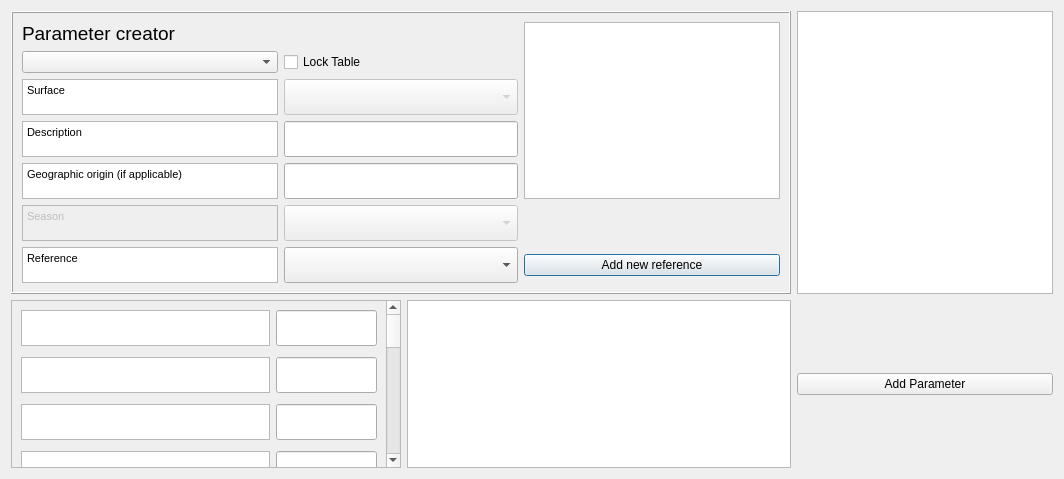
The window that tabs/parameter_creator_tab.ui (gusbacos/suews_database_manager) describes before a commit, drawn with Qt 5.
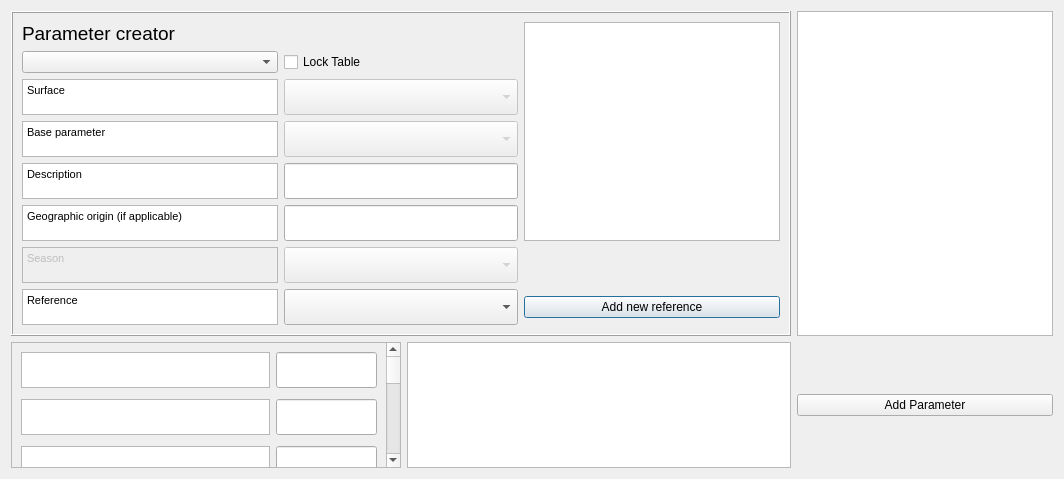
The same window after the commit. Custom widgets are drawn as their Qt base class.

```diff
--- a/tabs/parameter_creator_tab.ui
+++ b/tabs/parameter_creator_tab.ui
@@ -23,59 +23,6 @@
       <enum>QFrame::Raised</enum>
      </property>
      <layout class="QGridLayout" name="gridLayout_2">
-      <item row="0" column="2" rowspan="5">
-       <widget class="QTextBrowser" name="textBrowserRef">
-        <property name="sizePolicy">
-         <sizepolicy hsizetype="Expanding" vsizetype="Preferred">
-          <horstretch>0</horstretch>
-          <verstretch>0</verstretch>
-         </sizepolicy>
-        </property>
-        <property name="maximumSize">
-         <size>
-          <width>500</width>
-          <height>16777215</height>
-         </size>
-        </property>
-       </widget>
-      </item>
-      <item row="1" column="0">
-       <widget class="QComboBox" name="comboBoxTableSelect">
-        <property name="toolTip">
-         <string/>
-        </property>
-       </widget>
-      </item>
-      <item row="1" column="1">
-       <widget class="QCheckBox" name="checkBoxA">
-        <property name="text">
-         <string>Lock Table</string>
-        </property>
-       </widget>
-      </item>
-      <item row="3" column="0">
-       <widget class="QTextBrowser" name="textBrowserDesc">
-        <property name="sizePolicy">
-         <sizepolicy hsizetype="Expanding" vsizetype="Fixed">
-          <horstretch>0</horstretch>
-          <verstretch>0</verstretch>
-         </sizepolicy>
-        </property>
-        <property name="maximumSize">
-         <size>
-          <width>16777215</width>
-          <height>36</height>
-         </size>
-        </property>
-        <property name="html">
-         <string>&lt;!DOCTYPE HTML PUBLIC &quot;-//W3C//DTD HTML 4.0//EN&quot; &quot;http://www.w3.org/TR/REC-html40/strict.dtd&quot;&gt;
-&lt;html&gt;&lt;head&gt;&lt;meta name=&quot;qrichtext&quot; content=&quot;1&quot; /&gt;&lt;style type=&quot;text/css&quot;&gt;
-p, li { white-space: pre-wrap; }
-&lt;/style&gt;&lt;/head&gt;&lt;body style=&quot; font-family:'MS Shell Dlg 2'; font-size:12pt; font-weight:400; font-style:normal;&quot;&gt;
-&lt;p style=&quot; margin-top:0px; margin-bottom:0px; margin-left:0px; margin-right:0px; -qt-block-indent:0; text-indent:0px;&quot;&gt;&lt;span style=&quot; font-size:8pt;&quot;&gt;Description&lt;/span&gt;&lt;/p&gt;&lt;/body&gt;&lt;/html&gt;</string>
-        </property>
-       </widget>
-      </item>
       <item row="0" column="0">
        <widget class="QLabel" name="label_42">
         <property name="font">
@@ -94,20 +41,7 @@
         </property>
        </widget>
       </item>
-      <item row="4" column="1">
-       <widget class="QgsFilterLineEdit" name="textEditOrig">
-        <property name="maximumSize">
-         <size>
-          <width>16777215</width>
-          <height>36</height>
-         </size>
-        </property>
-        <property name="qgisRelation" stdset="0">
-         <string notr="true"/>
-        </property>
-       </widget>
-      </item>
-      <item row="6" column="1">
+      <item row="7" column="1">
        <widget class="QComboBox" name="comboBoxRef">
         <property name="sizePolicy">
          <sizepolicy hsizetype="Expanding" vsizetype="Fixed">
@@ -134,7 +68,7 @@
         </item>
        </widget>
       </item>
-      <item row="3" column="1">
+      <item row="4" column="1">
        <widget class="QgsFilterLineEdit" name="textEditDesc">
         <property name="maximumSize">
          <size>
@@ -150,38 +84,11 @@
         </property>
        </widget>
       </item>
-      <item row="6" column="2">
-       <widget class="QPushButton" name="pushButtonToRefManager">
-        <property name="text">
-         <string>Add new reference</string>
-        </property>
-       </widget>
-      </item>
-      <item row="4" column="0">
-       <widget class="QTextBrowser" name="textBrowserOrig">
-        <property name="sizePolicy">
-         <sizepolicy hsizetype="Expanding" vsizetype="Fixed">
-          <horstretch>0</horstretch>
-          <verstretch>0</verstretch>
-         </sizepolicy>
-        </property>
-        <property name="maximumSize">
-         <size>
-          <width>16777215</width>
-          <height>36</height>
-         </size>
-        </property>
-        <property name="html">
-         <string>&lt;!DOCTYPE HTML PUBLIC &quot;-//W3C//DTD HTML 4.0//EN&quot; &quot;http://www.w3.org/TR/REC-html40/strict.dtd&quot;&gt;
-&lt;html&gt;&lt;head&gt;&lt;meta name=&quot;qrichtext&quot; content=&quot;1&quot; /&gt;&lt;style type=&quot;text/css&quot;&gt;
-p, li { white-space: pre-wrap; }
-&lt;/style&gt;&lt;/head&gt;&lt;body style=&quot; font-family:'MS Shell Dlg 2'; font-size:12pt; font-weight:400; font-style:normal;&quot;&gt;
-&lt;p style=&quot; margin-top:0px; margin-bottom:0px; margin-left:0px; margin-right:0px; -qt-block-indent:0; text-indent:0px;&quot;&gt;&lt;span style=&quot; font-size:8pt;&quot;&gt;Geographic origin (if applicable)&lt;/span&gt;&lt;/p&gt;&lt;/body&gt;&lt;/html&gt;</string>
-        </property>
-       </widget>
-      </item>
       <item row="6" column="0">
-       <widget class="QTextBrowser" name="textBrowserOrig_2">
+       <widget class="QTextBrowser" name="textBrowserSeason">
+        <property name="enabled">
+         <bool>false</bool>
+        </property>
         <property name="sizePolicy">
          <sizepolicy hsizetype="Expanding" vsizetype="Fixed">
           <horstretch>0</horstretch>
@@ -198,78 +105,11 @@
          <string>&lt;!DOCTYPE HTML PUBLIC &quot;-//W3C//DTD HTML 4.0//EN&quot; &quot;http://www.w3.org/TR/REC-html40/strict.dtd&quot;&gt;
 &lt;html&gt;&lt;head&gt;&lt;meta name=&quot;qrichtext&quot; content=&quot;1&quot; /&gt;&lt;style type=&quot;text/css&quot;&gt;
 p, li { white-space: pre-wrap; }
-&lt;/style&gt;&lt;/head&gt;&lt;body style=&quot; font-family:'MS Shell Dlg 2'; font-size:12pt; font-weight:400; font-style:normal;&quot;&gt;
-&lt;p style=&quot; margin-top:0px; margin-bottom:0px; margin-left:0px; margin-right:0px; -qt-block-indent:0; text-indent:0px;&quot;&gt;&lt;span style=&quot; font-size:8pt;&quot;&gt;Reference&lt;/span&gt;&lt;/p&gt;&lt;/body&gt;&lt;/html&gt;</string>
+&lt;/style&gt;&lt;/head&gt;&lt;body style=&quot; font-family:'MS Shell Dlg 2'; font-size:8.25pt; font-weight:400; font-style:normal;&quot;&gt;
+&lt;p style=&quot; margin-top:0px; margin-bottom:0px; margin-left:0px; margin-right:0px; -qt-block-indent:0; text-indent:0px;&quot;&gt;&lt;span style=&quot; font-size:8pt;&quot;&gt;Season&lt;/span&gt;&lt;/p&gt;&lt;/body&gt;&lt;/html&gt;</string>
         </property>
        </widget>
       </item>
-      <item row="2" column="1">
-       <widget class="QComboBox" name="comboBoxSurface">
-        <property name="enabled">
-         <bool>false</bool>
-        </property>
-        <property name="sizePolicy">
-         <sizepolicy hsizetype="Expanding" vsizetype="Fixed">
-          <horstretch>0</horstretch>
-          <verstretch>0</verstretch>
-         </sizepolicy>
-        </property>
-        <property name="maximumSize">
-         <size>
-          <width>16777215</width>
-          <height>36</height>
-         </size>
-        </property>
-        <property name="currentIndex">
-         <number>-1</number>
-        </property>
-        <item>
-         <property name="text">
-          <string>Paved</string>
-         </property>
-        </item>
-        <item>
-         <property name="text">
-          <string>Building</string>
-         </property>
-        </item>
-        <item>
-         <property name="text">
-          <string>Evergreen Tree</string>
-         </property>
-        </item>
-        <item>
-         <property name="text">
-          <string>Deciduous Tree</string>
-         </property>
-        </item>
-        <item>
-         <property name="text">
-          <string>Grass</string>
-         </property>
-        </item>
-        <item>
-         <property name="text">
-          <string>Bare Soil</string>
-         </property>
-        </item>
-        <item>
-         <property name="text">
-          <string>Grass</string>
-         </property>
-        </item>
-        <item>
-         <property name="text">
-          <string>Water</string>
-         </property>
-        </item>
-        <item>
-         <property name="text">
-          <string>Snow</string>
-         </property>
-        </item>
-       </widget>
-      </item>
       <item row="2" column="0">
        <widget class="QTextBrowser" name="textBrowser_Surface">
         <property name="sizePolicy">
@@ -288,13 +128,13 @@
          <string>&lt;!DOCTYPE HTML PUBLIC &quot;-//W3C//DTD HTML 4.0//EN&quot; &quot;http://www.w3.org/TR/REC-html40/strict.dtd&quot;&gt;
 &lt;html&gt;&lt;head&gt;&lt;meta name=&quot;qrichtext&quot; content=&quot;1&quot; /&gt;&lt;style type=&quot;text/css&quot;&gt;
 p, li { white-space: pre-wrap; }
-&lt;/style&gt;&lt;/head&gt;&lt;body style=&quot; font-family:'MS Shell Dlg 2'; font-size:12pt; font-weight:400; font-style:normal;&quot;&gt;
+&lt;/style&gt;&lt;/head&gt;&lt;body style=&quot; font-family:'MS Shell Dlg 2'; font-size:8.25pt; font-weight:400; font-style:normal;&quot;&gt;
 &lt;p style=&quot; margin-top:0px; margin-bottom:0px; margin-left:0px; margin-right:0px; -qt-block-indent:0; text-indent:0px;&quot;&gt;&lt;span style=&quot; font-size:8pt;&quot;&gt;Surface&lt;/span&gt;&lt;/p&gt;&lt;/body&gt;&lt;/html&gt;</string>
         </property>
        </widget>
       </item>
-      <item row="5" column="0">
-       <widget class="QTextBrowser" name="textBrowserSeason">
+      <item row="2" column="1">
+       <widget class="QComboBox" name="comboBoxSurface">
         <property name="enabled">
          <bool>false</bool>
         </property>
@@ -310,16 +150,146 @@
           <height>36</height>
          </size>
         </property>
-        <property name="html">
-         <string>&lt;!DOCTYPE HTML PUBLIC &quot;-//W3C//DTD HTML 4.0//EN&quot; &quot;http://www.w3.org/TR/REC-html40/strict.dtd&quot;&gt;
-&lt;html&gt;&lt;head&gt;&lt;meta name=&quot;qrichtext&quot; content=&quot;1&quot; /&gt;&lt;style type=&quot;text/css&quot;&gt;
-p, li { white-space: pre-wrap; }
-&lt;/style&gt;&lt;/head&gt;&lt;body style=&quot; font-family:'MS Shell Dlg 2'; font-size:12pt; font-weight:400; font-style:normal;&quot;&gt;
-&lt;p style=&quot; margin-top:0px; margin-bottom:0px; margin-left:0px; margin-right:0px; -qt-block-indent:0; text-indent:0px;&quot;&gt;&lt;span style=&quot; font-size:8pt;&quot;&gt;Season&lt;/span&gt;&lt;/p&gt;&lt;/body&gt;&lt;/html&gt;</string>
+        <property name="currentIndex">
+         <number>-1</number>
+        </property>
+        <item>
+         <property name="text">
+          <string>Paved</string>
+         </property>
+        </item>
+        <item>
+         <property name="text">
+          <string>Building</string>
+         </property>
+        </item>
+        <item>
+         <property name="text">
+          <string>Evergreen Tree</string>
+         </property>
+        </item>
+        <item>
+         <property name="text">
+          <string>Deciduous Tree</string>
+         </property>
+        </item>
+        <item>
+         <property name="text">
+          <string>Grass</string>
+         </property>
+        </item>
+        <item>
+         <property name="text">
+          <string>Bare Soil</string>
+         </property>
+        </item>
+        <item>
+         <property name="text">
+          <string>Grass</string>
+         </property>
+        </item>
+        <item>
+         <property name="text">
+          <string>Water</string>
+         </property>
+        </item>
+        <item>
+         <property name="text">
+          <string>Snow</string>
+         </property>
+        </item>
+       </widget>
+      </item>
+      <item row="1" column="0">
+       <widget class="QComboBox" name="comboBoxTableSelect">
+        <property name="toolTip">
+         <string/>
+        </property>
+       </widget>
+      </item>
+      <item row="0" column="2" rowspan="6">
+       <widget class="QTextBrowser" name="textBrowserRef">
+        <property name="sizePolicy">
+         <sizepolicy hsizetype="Expanding" vsizetype="Preferred">
+          <horstretch>0</horstretch>
+          <verstretch>0</verstretch>
+         </sizepolicy>
+        </property>
+        <property name="maximumSize">
+         <size>
+          <width>500</width>
+          <height>16777215</height>
+         </size>
         </property>
        </widget>
       </item>
       <item row="5" column="1">
+       <widget class="QgsFilterLineEdit" name="textEditOrig">
+        <property name="maximumSize">
+         <size>
+          <width>16777215</width>
+          <height>36</height>
+         </size>
+        </property>
+        <property name="qgisRelation" stdset="0">
+         <string notr="true"/>
+        </property>
+       </widget>
+      </item>
+      <item row="4" column="0">
+       <widget class="QTextBrowser" name="textBrowserDesc">
+        <property name="sizePolicy">
+         <sizepolicy hsizetype="Expanding" vsizetype="Fixed">
+          <horstretch>0</horstretch>
+          <verstretch>0</verstretch>
+         </sizepolicy>
+        </property>
+        <property name="maximumSize">
+         <size>
+          <width>16777215</width>
+          <height>36</height>
+         </size>
+        </property>
+        <property name="html">
+         <string>&lt;!DOCTYPE HTML PUBLIC &quot;-//W3C//DTD HTML 4.0//EN&quot; &quot;http://www.w3.org/TR/REC-html40/strict.dtd&quot;&gt;
+&lt;html&gt;&lt;head&gt;&lt;meta name=&quot;qrichtext&quot; content=&quot;1&quot; /&gt;&lt;style type=&quot;text/css&quot;&gt;
+p, li { white-space: pre-wrap; }
+&lt;/style&gt;&lt;/head&gt;&lt;body style=&quot; font-family:'MS Shell Dlg 2'; font-size:8.25pt; font-weight:400; font-style:normal;&quot;&gt;
+&lt;p style=&quot; margin-top:0px; margin-bottom:0px; margin-left:0px; margin-right:0px; -qt-block-indent:0; text-indent:0px;&quot;&gt;&lt;span style=&quot; font-size:8pt;&quot;&gt;Description&lt;/span&gt;&lt;/p&gt;&lt;/body&gt;&lt;/html&gt;</string>
+        </property>
+       </widget>
+      </item>
+      <item row="7" column="2">
+       <widget class="QPushButton" name="pushButtonToRefManager">
+        <property name="text">
+         <string>Add new reference</string>
+        </property>
+       </widget>
+      </item>
+      <item row="5" column="0">
+       <widget class="QTextBrowser" name="textBrowserOrig">
+        <property name="sizePolicy">
+         <sizepolicy hsizetype="Expanding" vsizetype="Fixed">
+          <horstretch>0</horstretch>
+          <verstretch>0</verstretch>
+         </sizepolicy>
+        </property>
+        <property name="maximumSize">
+         <size>
+          <width>16777215</width>
+          <height>36</height>
+         </size>
+        </property>
+        <property name="html">
+         <string>&lt;!DOCTYPE HTML PUBLIC &quot;-//W3C//DTD HTML 4.0//EN&quot; &quot;http://www.w3.org/TR/REC-html40/strict.dtd&quot;&gt;
+&lt;html&gt;&lt;head&gt;&lt;meta name=&quot;qrichtext&quot; content=&quot;1&quot; /&gt;&lt;style type=&quot;text/css&quot;&gt;
+p, li { white-space: pre-wrap; }
+&lt;/style&gt;&lt;/head&gt;&lt;body style=&quot; font-family:'MS Shell Dlg 2'; font-size:8.25pt; font-weight:400; font-style:normal;&quot;&gt;
+&lt;p style=&quot; margin-top:0px; margin-bottom:0px; margin-left:0px; margin-right:0px; -qt-block-indent:0; text-indent:0px;&quot;&gt;&lt;span style=&quot; font-size:8pt;&quot;&gt;Geographic origin (if applicable)&lt;/span&gt;&lt;/p&gt;&lt;/body&gt;&lt;/html&gt;</string>
+        </property>
+       </widget>
+      </item>
+      <item row="6" column="1">
        <widget class="QComboBox" name="comboBoxSeason">
         <property name="enabled">
          <bool>false</bool>
@@ -351,6 +321,126 @@
         </item>
        </widget>
       </item>
+      <item row="1" column="1">
+       <widget class="QCheckBox" name="checkBoxA">
+        <property name="text">
+         <string>Lock Table</string>
+        </property>
+       </widget>
+      </item>
+      <item row="7" column="0">
+       <widget class="QTextBrowser" name="textBrowserOrig_2">
+        <property name="sizePolicy">
+         <sizepolicy hsizetype="Expanding" vsizetype="Fixed">
+          <horstretch>0</horstretch>
+          <verstretch>0</verstretch>
+         </sizepolicy>
+        </property>
+        <property name="maximumSize">
+         <size>
+          <width>16777215</width>
+          <height>36</height>
+         </size>
+        </property>
+        <property name="html">
+         <string>&lt;!DOCTYPE HTML PUBLIC &quot;-//W3C//DTD HTML 4.0//EN&quot; &quot;http://www.w3.org/TR/REC-html40/strict.dtd&quot;&gt;
+&lt;html&gt;&lt;head&gt;&lt;meta name=&quot;qrichtext&quot; content=&quot;1&quot; /&gt;&lt;style type=&quot;text/css&quot;&gt;
+p, li { white-space: pre-wrap; }
+&lt;/style&gt;&lt;/head&gt;&lt;body style=&quot; font-family:'MS Shell Dlg 2'; font-size:8.25pt; font-weight:400; font-style:normal;&quot;&gt;
+&lt;p style=&quot; margin-top:0px; margin-bottom:0px; margin-left:0px; margin-right:0px; -qt-block-indent:0; text-indent:0px;&quot;&gt;&lt;span style=&quot; font-size:8pt;&quot;&gt;Reference&lt;/span&gt;&lt;/p&gt;&lt;/body&gt;&lt;/html&gt;</string>
+        </property>
+       </widget>
+      </item>
+      <item row="3" column="0">
+       <widget class="QTextBrowser" name="textBrowser_Base">
+        <property name="sizePolicy">
+         <sizepolicy hsizetype="Expanding" vsizetype="Fixed">
+          <horstretch>0</horstretch>
+          <verstretch>0</verstretch>
+         </sizepolicy>
+        </property>
+        <property name="maximumSize">
+         <size>
+          <width>16777215</width>
+          <height>36</height>
+         </size>
+        </property>
+        <property name="html">
+         <string>&lt;!DOCTYPE HTML PUBLIC &quot;-//W3C//DTD HTML 4.0//EN&quot; &quot;http://www.w3.org/TR/REC-html40/strict.dtd&quot;&gt;
+&lt;html&gt;&lt;head&gt;&lt;meta name=&quot;qrichtext&quot; content=&quot;1&quot; /&gt;&lt;style type=&quot;text/css&quot;&gt;
+p, li { white-space: pre-wrap; }
+&lt;/style&gt;&lt;/head&gt;&lt;body style=&quot; font-family:'MS Shell Dlg 2'; font-size:8.25pt; font-weight:400; font-style:normal;&quot;&gt;
+&lt;p style=&quot; margin-top:0px; margin-bottom:0px; margin-left:0px; margin-right:0px; -qt-block-indent:0; text-indent:0px;&quot;&gt;Base parameter&lt;/p&gt;&lt;/body&gt;&lt;/html&gt;</string>
+        </property>
+       </widget>
+      </item>
+      <item row="3" column="1">
+       <widget class="QComboBox" name="comboBoxBase">
+        <property name="enabled">
+         <bool>false</bool>
+        </property>
+        <property name="sizePolicy">
+         <sizepolicy hsizetype="Expanding" vsizetype="Fixed">
+          <horstretch>0</horstretch>
+          <verstretch>0</verstretch>
+         </sizepolicy>
+        </property>
+        <property name="maximumSize">
+         <size>
+          <width>16777215</width>
+          <height>36</height>
+         </size>
+        </property>
+        <property name="currentIndex">
+         <number>-1</number>
+        </property>
+        <item>
+         <property name="text">
+          <string>Paved</string>
+         </property>
+        </item>
+        <item>
+         <property name="text">
+          <string>Building</string>
+         </property>
+        </item>
+        <item>
+         <property name="text">
+          <string>Evergreen Tree</string>
+         </property>
+        </item>
+        <item>
+         <property name="text">
+          <string>Deciduous Tree</string>
+         </property>
+        </item>
+        <item>
+         <property name="text">
+          <string>Grass</string>
+         </property>
+        </item>
+        <item>
+         <property name="text">
+          <string>Bare Soil</string>
+         </property>
+        </item>
+        <item>
+         <property name="text">
+          <string>Grass</string>
+         </property>
+        </item>
+        <item>
+         <property name="text">
+          <string>Water</string>
+         </property>
+        </item>
+        <item>
+         <property name="text">
+          <string>Snow</string>
+         </property>
+        </item>
+       </widget>
+      </item>
      </layout>
     </widget>
    </item>
@@ -395,7 +485,7 @@
        <rect>
         <x>0</x>
         <y>0</y>
-        <width>432</width>
+        <width>398</width>
         <height>714</height>
        </rect>
       </property>
@@ -449,8 +539,8 @@
             <string>&lt;!DOCTYPE HTML PUBLIC &quot;-//W3C//DTD HTML 4.0//EN&quot; &quot;http://www.w3.org/TR/REC-html40/strict.dtd&quot;&gt;
 &lt;html&gt;&lt;head&gt;&lt;meta name=&quot;qrichtext&quot; content=&quot;1&quot; /&gt;&lt;style type=&quot;text/css&quot;&gt;
 p, li { white-space: pre-wrap; }
-&lt;/style&gt;&lt;/head&gt;&lt;body style=&quot; font-family:'MS Shell Dlg 2'; font-size:12pt; font-weight:400; font-style:normal;&quot;&gt;
-&lt;p style=&quot;-qt-paragraph-type:empty; margin-top:0px; margin-bottom:0px; margin-left:0px; margin-right:0px; -qt-block-indent:0; text-indent:0px;&quot;&gt;&lt;br /&gt;&lt;/p&gt;&lt;/body&gt;&lt;/html&gt;</string>
+&lt;/style&gt;&lt;/head&gt;&lt;body style=&quot; font-family:'MS Shell Dlg 2'; font-size:8.25pt; font-weight:400; font-style:normal;&quot;&gt;
+&lt;p style=&quot;-qt-paragraph-type:empty; margin-top:0px; margin-bottom:0px; margin-left:0px; margin-right:0px; -qt-block-indent:0; text-indent:0px; font-size:12pt;&quot;&gt;&lt;br /&gt;&lt;/p&gt;&lt;/body&gt;&lt;/html&gt;</string>
            </property>
           </widget>
          </item>
@@ -472,8 +562,8 @@
             <string>&lt;!DOCTYPE HTML PUBLIC &quot;-//W3C//DTD HTML 4.0//EN&quot; &quot;http://www.w3.org/TR/REC-html40/strict.dtd&quot;&gt;
 &lt;html&gt;&lt;head&gt;&lt;meta name=&quot;qrichtext&quot; content=&quot;1&quot; /&gt;&lt;style type=&quot;text/css&quot;&gt;
 p, li { white-space: pre-wrap; }
-&lt;/style&gt;&lt;/head&gt;&lt;body style=&quot; font-family:'MS Shell Dlg 2'; font-size:12pt; font-weight:400; font-style:normal;&quot;&gt;
-&lt;p style=&quot;-qt-paragraph-type:empty; margin-top:0px; margin-bottom:0px; margin-left:0px; margin-right:0px; -qt-block-indent:0; text-indent:0px;&quot;&gt;&lt;br /&gt;&lt;/p&gt;&lt;/body&gt;&lt;/html&gt;</string>
+&lt;/style&gt;&lt;/head&gt;&lt;body style=&quot; font-family:'MS Shell Dlg 2'; font-size:8.25pt; font-weight:400; font-style:normal;&quot;&gt;
+&lt;p style=&quot;-qt-paragraph-type:empty; margin-top:0px; margin-bottom:0px; margin-left:0px; margin-right:0px; -qt-block-indent:0; text-indent:0px; font-size:12pt;&quot;&gt;&lt;br /&gt;&lt;/p&gt;&lt;/body&gt;&lt;/html&gt;</string>
            </property>
           </widget>
          </item>
@@ -495,8 +585,8 @@
             <string>&lt;!DOCTYPE HTML PUBLIC &quot;-//W3C//DTD HTML 4.0//EN&quot; &quot;http://www.w3.org/TR/REC-html40/strict.dtd&quot;&gt;
 &lt;html&gt;&lt;head&gt;&lt;meta name=&quot;qrichtext&quot; content=&quot;1&quot; /&gt;&lt;style type=&quot;text/css&quot;&gt;
 p, li { white-space: pre-wrap; }
-&lt;/style&gt;&lt;/head&gt;&lt;body style=&quot; font-family:'MS Shell Dlg 2'; font-size:12pt; font-weight:400; font-style:normal;&quot;&gt;
-&lt;p style=&quot;-qt-paragraph-type:empty; margin-top:0px; margin-bottom:0px; margin-left:0px; margin-right:0px; -qt-block-indent:0; text-indent:0px;&quot;&gt;&lt;br /&gt;&lt;/p&gt;&lt;/body&gt;&lt;/html&gt;</string>
+&lt;/style&gt;&lt;/head&gt;&lt;body style=&quot; font-family:'MS Shell Dlg 2'; font-size:8.25pt; font-weight:400; font-style:normal;&quot;&gt;
+&lt;p style=&quot;-qt-paragraph-type:empty; margin-top:0px; margin-bottom:0px; margin-left:0px; margin-right:0px; -qt-block-indent:0; text-indent:0px; font-size:12pt;&quot;&gt;&lt;br /&gt;&lt;/p&gt;&lt;/body&gt;&lt;/html&gt;</string>
            </property>
           </widget>
          </item>
@@ -518,8 +608,8 @@
             <string>&lt;!DOCTYPE HTML PUBLIC &quot;-//W3C//DTD HTML 4.0//EN&quot; &quot;http://www.w3.org/TR/REC-html40/strict.dtd&quot;&gt;
 &lt;html&gt;&lt;head&gt;&lt;meta name=&quot;qrichtext&quot; content=&quot;1&quot; /&gt;&lt;style type=&quot;text/css&quot;&gt;
 p, li { white-space: pre-wrap; }
-&lt;/style&gt;&lt;/head&gt;&lt;body style=&quot; font-family:'MS Shell Dlg 2'; font-size:12pt; font-weight:400; font-style:normal;&quot;&gt;
-&lt;p style=&quot;-qt-paragraph-type:empty; margin-top:0px; margin-bottom:0px; margin-left:0px; margin-right:0px; -qt-block-indent:0; text-indent:0px;&quot;&gt;&lt;br /&gt;&lt;/p&gt;&lt;/body&gt;&lt;/html&gt;</string>
+&lt;/style&gt;&lt;/head&gt;&lt;body style=&quot; font-family:'MS Shell Dlg 2'; font-size:8.25pt; font-weight:400; font-style:normal;&quot;&gt;
+&lt;p style=&quot;-qt-paragraph-type:empty; margin-top:0px; margin-bottom:0px; margin-left:0px; margin-right:0px; -qt-block-indent:0; text-indent:0px; font-size:12pt;&quot;&gt;&lt;br /&gt;&lt;/p&gt;&lt;/body&gt;&lt;/html&gt;</string>
            </property>
           </widget>
          </item>
@@ -580,8 +670,8 @@
             <string>&lt;!DOCTYPE HTML PUBLIC &quot;-//W3C//DTD HTML 4.0//EN&quot; &quot;http://www.w3.org/TR/REC-html40/strict.dtd&quot;&gt;
 &lt;html&gt;&lt;head&gt;&lt;meta name=&quot;qrichtext&quot; content=&quot;1&quot; /&gt;&lt;style type=&quot;text/css&quot;&gt;
 p, li { white-space: pre-wrap; }
-&lt;/style&gt;&lt;/head&gt;&lt;body style=&quot; font-family:'MS Shell Dlg 2'; font-size:12pt; font-weight:400; font-style:normal;&quot;&gt;
-&lt;p style=&quot;-qt-paragraph-type:empty; margin-top:0px; margin-bottom:0px; margin-left:0px; margin-right:0px; -qt-block-indent:0; text-indent:0px;&quot;&gt;&lt;br /&gt;&lt;/p&gt;&lt;/body&gt;&lt;/html&gt;</string>
+&lt;/style&gt;&lt;/head&gt;&lt;body style=&quot; font-family:'MS Shell Dlg 2'; font-size:8.25pt; font-weight:400; font-style:normal;&quot;&gt;
+&lt;p style=&quot;-qt-paragraph-type:empty; margin-top:0px; margin-bottom:0px; margin-left:0px; margin-right:0px; -qt-block-indent:0; text-indent:0px; font-size:12pt;&quot;&gt;&lt;br /&gt;&lt;/p&gt;&lt;/body&gt;&lt;/html&gt;</string>
            </property>
           </widget>
          </item>
@@ -603,8 +693,8 @@
             <string>&lt;!DOCTYPE HTML PUBLIC &quot;-//W3C//DTD HTML 4.0//EN&quot; &quot;http://www.w3.org/TR/REC-html40/strict.dtd&quot;&gt;
 &lt;html&gt;&lt;head&gt;&lt;meta name=&quot;qrichtext&quot; content=&quot;1&quot; /&gt;&lt;style type=&quot;text/css&quot;&gt;
 p, li { white-space: pre-wrap; }
-&lt;/style&gt;&lt;/head&gt;&lt;body style=&quot; font-family:'MS Shell Dlg 2'; font-size:12pt; font-weight:400; font-style:normal;&quot;&gt;
-&lt;p style=&quot;-qt-paragraph-type:empty; margin-top:0px; margin-bottom:0px; margin-left:0px; margin-right:0px; -qt-block-indent:0; text-indent:0px;&quot;&gt;&lt;br /&gt;&lt;/p&gt;&lt;/body&gt;&lt;/html&gt;</string>
+&lt;/style&gt;&lt;/head&gt;&lt;body style=&quot; font-family:'MS Shell Dlg 2'; font-size:8.25pt; font-weight:400; font-style:normal;&quot;&gt;
+&lt;p style=&quot;-qt-paragraph-type:empty; margin-top:0px; margin-bottom:0px; margin-left:0px; margin-right:0px; -qt-block-indent:0; text-indent:0px; font-size:12pt;&quot;&gt;&lt;br /&gt;&lt;/p&gt;&lt;/body&gt;&lt;/html&gt;</string>
            </property>
           </widget>
          </item>
@@ -626,8 +716,8 @@
             <string>&lt;!DOCTYPE HTML PUBLIC &quot;-//W3C//DTD HTML 4.0//EN&quot; &quot;http://www.w3.org/TR/REC-html40/strict.dtd&quot;&gt;
 &lt;html&gt;&lt;head&gt;&lt;meta name=&quot;qrichtext&quot; content=&quot;1&quot; /&gt;&lt;style type=&quot;text/css&quot;&gt;
 p, li { white-space: pre-wrap; }
-&lt;/style&gt;&lt;/head&gt;&lt;body style=&quot; font-family:'MS Shell Dlg 2'; font-size:12pt; font-weight:400; font-style:normal;&quot;&gt;
-&lt;p style=&quot;-qt-paragraph-type:empty; margin-top:0px; margin-bottom:0px; margin-left:0px; margin-right:0px; -qt-block-indent:0; text-indent:0px;&quot;&gt;&lt;br /&gt;&lt;/p&gt;&lt;/body&gt;&lt;/html&gt;</string>
+&lt;/style&gt;&lt;/head&gt;&lt;body style=&quot; font-family:'MS Shell Dlg 2'; font-size:8.25pt; font-weight:400; font-style:normal;&quot;&gt;
+&lt;p style=&quot;-qt-paragraph-type:empty; margin-top:0px; margin-bottom:0px; margin-left:0px; margin-right:0px; -qt-block-indent:0; text-indent:0px; font-size:12pt;&quot;&gt;&lt;br /&gt;&lt;/p&gt;&lt;/body&gt;&lt;/html&gt;</string>
            </property>
           </widget>
          </item>
@@ -662,8 +752,8 @@
             <string>&lt;!DOCTYPE HTML PUBLIC &quot;-//W3C//DTD HTML 4.0//EN&quot; &quot;http://www.w3.org/TR/REC-html40/strict.dtd&quot;&gt;
 &lt;html&gt;&lt;head&gt;&lt;meta name=&quot;qrichtext&quot; content=&quot;1&quot; /&gt;&lt;style type=&quot;text/css&quot;&gt;
 p, li { white-space: pre-wrap; }
-&lt;/style&gt;&lt;/head&gt;&lt;body style=&quot; font-family:'MS Shell Dlg 2'; font-size:12pt; font-weight:400; font-style:normal;&quot;&gt;
-&lt;p style=&quot;-qt-paragraph-type:empty; margin-top:0px; margin-bottom:0px; margin-left:0px; margin-right:0px; -qt-block-indent:0; text-indent:0px;&quot;&gt;&lt;br /&gt;&lt;/p&gt;&lt;/body&gt;&lt;/html&gt;</string>
+&lt;/style&gt;&lt;/head&gt;&lt;body style=&quot; font-family:'MS Shell Dlg 2'; font-size:8.25pt; font-weight:400; font-style:normal;&quot;&gt;
+&lt;p style=&quot;-qt-paragraph-type:empty; margin-top:0px; margin-bottom:0px; margin-left:0px; margin-right:0px; -qt-block-indent:0; text-indent:0px; font-size:12pt;&quot;&gt;&lt;br /&gt;&lt;/p&gt;&lt;/body&gt;&lt;/html&gt;</string>
            </property>
           </widget>
          </item>
@@ -685,8 +775,8 @@
             <string>&lt;!DOCTYPE HTML PUBLIC &quot;-//W3C//DTD HTML 4.0//EN&quot; &quot;http://www.w3.org/TR/REC-html40/strict.dtd&quot;&gt;
 &lt;html&gt;&lt;head&gt;&lt;meta name=&quot;qrichtext&quot; content=&quot;1&quot; /&gt;&lt;style type=&quot;text/css&quot;&gt;
 p, li { white-space: pre-wrap; }
-&lt;/style&gt;&lt;/head&gt;&lt;body style=&quot; font-family:'MS Shell Dlg 2'; font-size:12pt; font-weight:400; font-style:normal;&quot;&gt;
-&lt;p style=&quot;-qt-paragraph-type:empty; margin-top:0px; margin-bottom:0px; margin-left:0px; margin-right:0px; -qt-block-indent:0; text-indent:0px;&quot;&gt;&lt;br /&gt;&lt;/p&gt;&lt;/body&gt;&lt;/html&gt;</string>
+&lt;/style&gt;&lt;/head&gt;&lt;body style=&quot; font-family:'MS Shell Dlg 2'; font-size:8.25pt; font-weight:400; font-style:normal;&quot;&gt;
+&lt;p style=&quot;-qt-paragraph-type:empty; margin-top:0px; margin-bottom:0px; margin-left:0px; margin-right:0px; -qt-block-indent:0; text-indent:0px; font-size:12pt;&quot;&gt;&lt;br /&gt;&lt;/p&gt;&lt;/body&gt;&lt;/html&gt;</string>
            </property>
           </widget>
          </item>
@@ -721,8 +811,8 @@
             <string>&lt;!DOCTYPE HTML PUBLIC &quot;-//W3C//DTD HTML 4.0//EN&quot; &quot;http://www.w3.org/TR/REC-html40/strict.dtd&quot;&gt;
 &lt;html&gt;&lt;head&gt;&lt;meta name=&quot;qrichtext&quot; content=&quot;1&quot; /&gt;&lt;style type=&quot;text/css&quot;&gt;
 p, li { white-space: pre-wrap; }
-&lt;/style&gt;&lt;/head&gt;&lt;body style=&quot; font-family:'MS Shell Dlg 2'; font-size:12pt; font-weight:400; font-style:normal;&quot;&gt;
-&lt;p style=&quot;-qt-paragraph-type:empty; margin-top:0px; margin-bottom:0px; margin-left:0px; margin-right:0px; -qt-block-indent:0; text-indent:0px;&quot;&gt;&lt;br /&gt;&lt;/p&gt;&lt;/body&gt;&lt;/html&gt;</string>
+&lt;/style&gt;&lt;/head&gt;&lt;body style=&quot; font-family:'MS Shell Dlg 2'; font-size:8.25pt; font-weight:400; font-style:normal;&quot;&gt;
+&lt;p style=&quot;-qt-paragraph-type:empty; margin-top:0px; margin-bottom:0px; margin-left:0px; margin-right:0px; -qt-block-indent:0; text-indent:0px; font-size:12pt;&quot;&gt;&lt;br /&gt;&lt;/p&gt;&lt;/body&gt;&lt;/html&gt;</string>
            </property>
           </widget>
          </item>
@@ -744,8 +834,8 @@
             <string>&lt;!DOCTYPE HTML PUBLIC &quot;-//W3C//DTD HTML 4.0//EN&quot; &quot;http://www.w3.org/TR/REC-html40/strict.dtd&quot;&gt;
 &lt;html&gt;&lt;head&gt;&lt;meta name=&quot;qrichtext&quot; content=&quot;1&quot; /&gt;&lt;style type=&quot;text/css&quot;&gt;
 p, li { white-space: pre-wrap; }
-&lt;/style&gt;&lt;/head&gt;&lt;body style=&quot; font-family:'MS Shell Dlg 2'; font-size:12pt; font-weight:400; font-style:normal;&quot;&gt;
-&lt;p style=&quot;-qt-paragraph-type:empty; margin-top:0px; margin-bottom:0px; margin-left:0px; margin-right:0px; -qt-block-indent:0; text-indent:0px;&quot;&gt;&lt;br /&gt;&lt;/p&gt;&lt;/body&gt;&lt;/html&gt;</string>
+&lt;/style&gt;&lt;/head&gt;&lt;body style=&quot; font-family:'MS Shell Dlg 2'; font-size:8.25pt; font-weight:400; font-style:normal;&quot;&gt;
+&lt;p style=&quot;-qt-paragraph-type:empty; margin-top:0px; margin-bottom:0px; margin-left:0px; margin-right:0px; -qt-block-indent:0; text-indent:0px; font-size:12pt;&quot;&gt;&lt;br /&gt;&lt;/p&gt;&lt;/body&gt;&lt;/html&gt;</string>
            </property>
           </widget>
          </item>
@@ -780,8 +870,8 @@
             <string>&lt;!DOCTYPE HTML PUBLIC &quot;-//W3C//DTD HTML 4.0//EN&quot; &quot;http://www.w3.org/TR/REC-html40/strict.dtd&quot;&gt;
 &lt;html&gt;&lt;head&gt;&lt;meta name=&quot;qrichtext&quot; content=&quot;1&quot; /&gt;&lt;style type=&quot;text/css&quot;&gt;
 p, li { white-space: pre-wrap; }
-&lt;/style&gt;&lt;/head&gt;&lt;body style=&quot; font-family:'MS Shell Dlg 2'; font-size:12pt; font-weight:400; font-style:normal;&quot;&gt;
-&lt;p style=&quot;-qt-paragraph-type:empty; margin-top:0px; margin-bottom:0px; margin-left:0px; margin-right:0px; -qt-block-indent:0; text-indent:0px;&quot;&gt;&lt;br /&gt;&lt;/p&gt;&lt;/body&gt;&lt;/html&gt;</string>
+&lt;/style&gt;&lt;/head&gt;&lt;body style=&quot; font-family:'MS Shell Dlg 2'; font-size:8.25pt; font-weight:400; font-style:normal;&quot;&gt;
+&lt;p style=&quot;-qt-paragraph-type:empty; margin-top:0px; margin-bottom:0px; margin-left:0px; margin-right:0px; -qt-block-indent:0; text-indent:0px; font-size:12pt;&quot;&gt;&lt;br /&gt;&lt;/p&gt;&lt;/body&gt;&lt;/html&gt;</string>
            </property>
           </widget>
          </item>
@@ -816,8 +906,8 @@
             <string>&lt;!DOCTYPE HTML PUBLIC &quot;-//W3C//DTD HTML 4.0//EN&quot; &quot;http://www.w3.org/TR/REC-html40/strict.dtd&quot;&gt;
 &lt;html&gt;&lt;head&gt;&lt;meta name=&quot;qrichtext&quot; content=&quot;1&quot; /&gt;&lt;style type=&quot;text/css&quot;&gt;
 p, li { white-space: pre-wrap; }
-&lt;/style&gt;&lt;/head&gt;&lt;body style=&quot; font-family:'MS Shell Dlg 2'; font-size:12pt; font-weight:400; font-style:normal;&quot;&gt;
-&lt;p style=&quot;-qt-paragraph-type:empty; margin-top:0px; margin-bottom:0px; margin-left:0px; margin-right:0px; -qt-block-indent:0; text-indent:0px;&quot;&gt;&lt;br /&gt;&lt;/p&gt;&lt;/body&gt;&lt;/html&gt;</string>
+&lt;/style&gt;&lt;/head&gt;&lt;body style=&quot; font-family:'MS Shell Dlg 2'; font-size:8.25pt; font-weight:400; font-style:normal;&quot;&gt;
+&lt;p style=&quot;-qt-paragraph-type:empty; margin-top:0px; margin-bottom:0px; margin-left:0px; margin-right:0px; -qt-block-indent:0; text-indent:0px; font-size:12pt;&quot;&gt;&lt;br /&gt;&lt;/p&gt;&lt;/body&gt;&lt;/html&gt;</string>
            </property>
           </widget>
          </item>
@@ -891,8 +981,8 @@
             <string>&lt;!DOCTYPE HTML PUBLIC &quot;-//W3C//DTD HTML 4.0//EN&quot; &quot;http://www.w3.org/TR/REC-html40/strict.dtd&quot;&gt;
 &lt;html&gt;&lt;head&gt;&lt;meta name=&quot;qrichtext&quot; content=&quot;1&quot; /&gt;&lt;style type=&quot;text/css&quot;&gt;
 p, li { white-space: pre-wrap; }
-&lt;/style&gt;&lt;/head&gt;&lt;body style=&quot; font-family:'MS Shell Dlg 2'; font-size:12pt; font-weight:400; font-style:normal;&quot;&gt;
-&lt;p style=&quot;-qt-paragraph-type:empty; margin-top:0px; margin-bottom:0px; margin-left:0px; margin-right:0px; -qt-block-indent:0; text-indent:0px;&quot;&gt;&lt;br /&gt;&lt;/p&gt;&lt;/body&gt;&lt;/html&gt;</string>
+&lt;/style&gt;&lt;/head&gt;&lt;body style=&quot; font-family:'MS Shell Dlg 2'; font-size:8.25pt; font-weight:400; font-style:normal;&quot;&gt;
+&lt;p style=&quot;-qt-paragraph-type:empty; margin-top:0px; margin-bottom:0px; margin-left:0px; margin-right:0px; -qt-block-indent:0; text-indent:0px; font-size:12pt;&quot;&gt;&lt;br /&gt;&lt;/p&gt;&lt;/body&gt;&lt;/html&gt;</string>
            </property>
           </widget>
          </item>
@@ -914,8 +1004,8 @@
             <string>&lt;!DOCTYPE HTML PUBLIC &quot;-//W3C//DTD HTML 4.0//EN&quot; &quot;http://www.w3.org/TR/REC-html40/strict.dtd&quot;&gt;
 &lt;html&gt;&lt;head&gt;&lt;meta name=&quot;qrichtext&quot; content=&quot;1&quot; /&gt;&lt;style type=&quot;text/css&quot;&gt;
 p, li { white-space: pre-wrap; }
-&lt;/style&gt;&lt;/head&gt;&lt;body style=&quot; font-family:'MS Shell Dlg 2'; font-size:12pt; font-weight:400; font-style:normal;&quot;&gt;
-&lt;p style=&quot;-qt-paragraph-type:empty; margin-top:0px; margin-bottom:0px; margin-left:0px; margin-right:0px; -qt-block-indent:0; text-indent:0px;&quot;&gt;&lt;br /&gt;&lt;/p&gt;&lt;/body&gt;&lt;/html&gt;</string>
+&lt;/style&gt;&lt;/head&gt;&lt;body style=&quot; font-family:'MS Shell Dlg 2'; font-size:8.25pt; font-weight:400; font-style:normal;&quot;&gt;
+&lt;p style=&quot;-qt-paragraph-type:empty; margin-top:0px; margin-bottom:0px; margin-left:0px; margin-right:0px; -qt-block-indent:0; text-indent:0px; font-size:12pt;&quot;&gt;&lt;br /&gt;&lt;/p&gt;&lt;/body&gt;&lt;/html&gt;</string>
            </property>
           </widget>
          </item>
```
